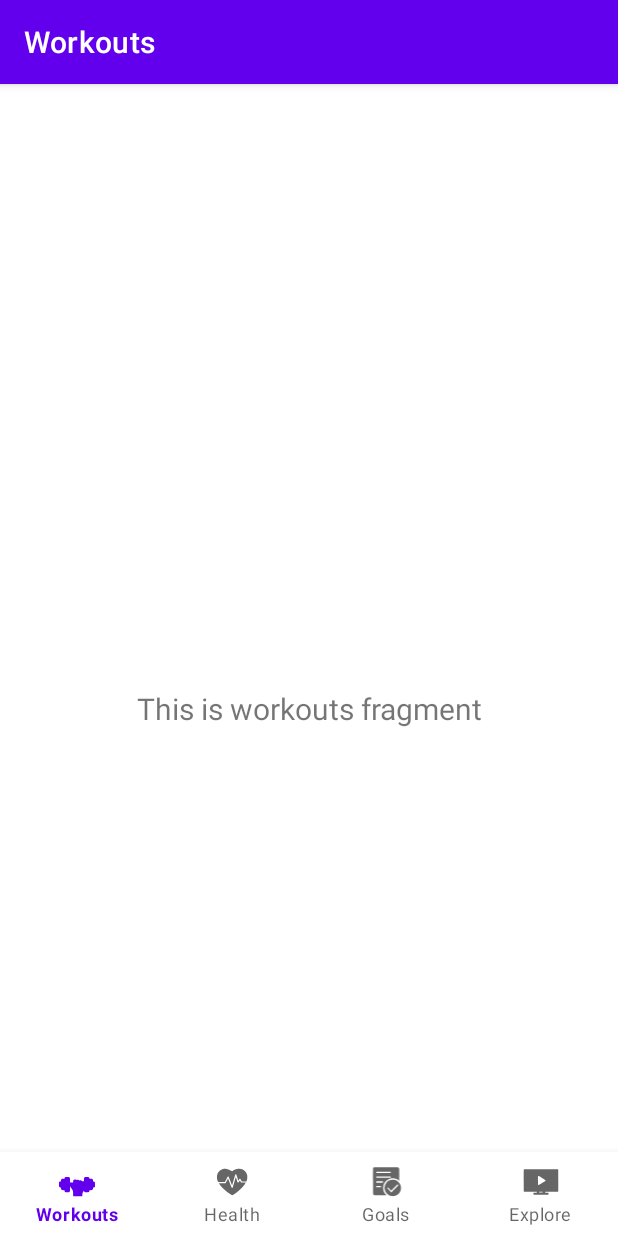
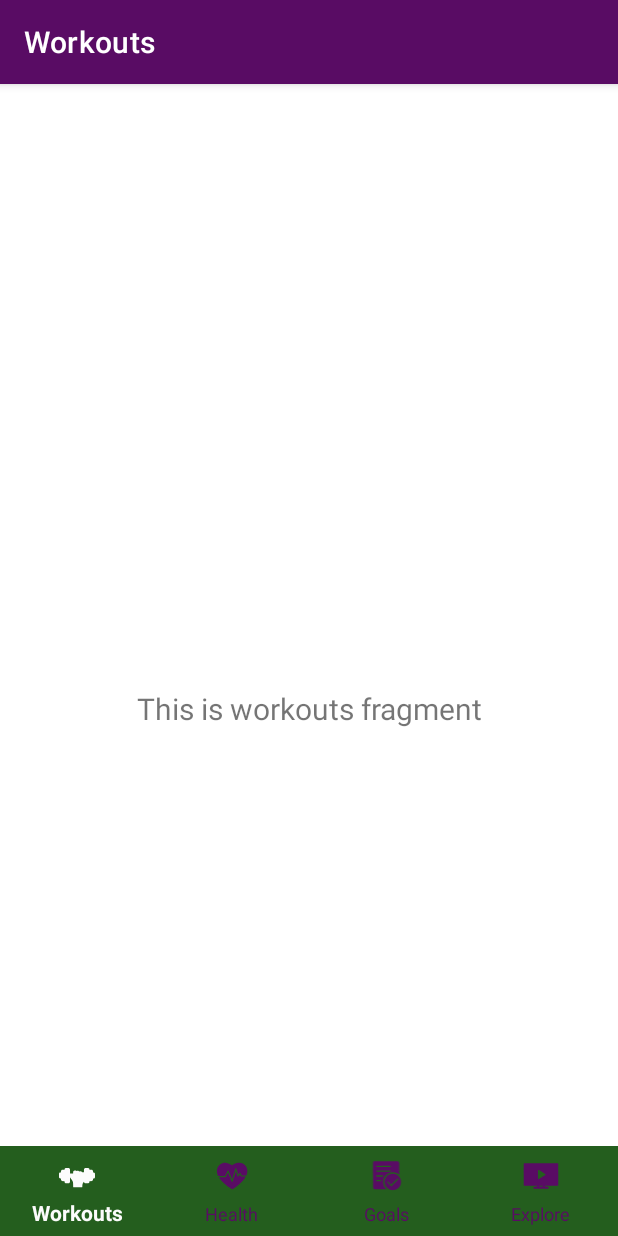
Before and after one commit to shastye/FitStir, an Android app: the screen it shows after launch (MainActivity), on a phone screen of 412 x 824 dp. Run offline under Robolectric (Android 15) with nearby library versions, the phone set to English and light mode, and no system bars; our stand-ins replace navigation-ui.

Commit message:
Updated theme to match prototype

```diff
--- a/app/src/main/AndroidManifest.xml
+++ b/app/src/main/AndroidManifest.xml
@@ -11,7 +11,7 @@
         android:label="@string/app_name"
         android:roundIcon="@mipmap/ic_launcher_round"
         android:supportsRtl="true"
-        android:theme="@style/Theme.FitStir"
+        android:theme="@style/Theme1"
         tools:targetApi="31">
         <activity
             android:name=".MainActivity"
--- /dev/null
+++ b/app/src/main/res/color/bnv_ripple.xml
@@ -0,0 +1,10 @@
+<?xml version="1.0" encoding="utf-8"?>
+<selector xmlns:android="http://schemas.android.com/apk/res/android">
+
+    <item android:alpha="0.24" android:color="?attr/colorOnSecondary" android:state_pressed="true"/>
+    <item android:alpha="0.40" android:color="?attr/colorOnSecondary" android:state_focused="true" android:state_hovered="true"/>
+    <item android:alpha="0.32" android:color="?attr/colorOnSecondary" android:state_focused="true"/>
+    <item android:alpha="0.16" android:color="?attr/colorOnSecondary" android:state_hovered="true"/>
+    <item android:alpha="0.08" android:color="?attr/colorOnSecondary"/>
+
+</selector>
--- /dev/null
+++ b/app/src/main/res/color/bnv_tint.xml
@@ -0,0 +1,5 @@
+<?xml version="1.0" encoding="utf-8"?>
+<selector xmlns:android="http://schemas.android.com/apk/res/android">
+    <item android:alpha="1.0" android:color="?attr/colorOnSecondary" android:state_checked="true" />
+    <item android:alpha="1.0" android:color="?attr/colorPrimary" />
+</selector>
--- a/app/src/main/res/layout/activity_main.xml
+++ b/app/src/main/res/layout/activity_main.xml
@@ -9,7 +9,7 @@
     <com.google.android.material.bottomnavigation.BottomNavigationView
         android:id="@+id/nav_view"
         android:layout_width="0dp"
-        android:layout_height="wrap_content"
+        android:layout_height="60dp"
         android:layout_marginStart="0dp"
         android:layout_marginEnd="0dp"
         android:background="?android:attr/windowBackground"
--- a/app/src/main/res/values-night/themes.xml
+++ b/app/src/main/res/values-night/themes.xml
@@ -1,16 +1,16 @@
 <resources xmlns:tools="http://schemas.android.com/tools">
     <!-- Base application theme. -->
-    <style name="Theme.FitStir" parent="Theme.MaterialComponents.DayNight.DarkActionBar">
+    <style name="Theme1" parent="Theme.MaterialComponents.DayNight.DarkActionBar">
         <!-- Primary brand color. -->
-        <item name="colorPrimary">@color/purple_200</item>
-        <item name="colorPrimaryVariant">@color/purple_700</item>
+        <item name="colorPrimary">@color/fuchsia</item>
+        <item name="colorPrimaryVariant">@color/magenta</item>
         <item name="colorOnPrimary">@color/black</item>
         <!-- Secondary brand color. -->
-        <item name="colorSecondary">@color/teal_200</item>
-        <item name="colorSecondaryVariant">@color/teal_200</item>
+        <item name="colorSecondary">@color/lime</item>
+        <item name="colorSecondaryVariant">@color/lime</item>
         <item name="colorOnSecondary">@color/black</item>
         <!-- Status bar color. -->
-        <item name="android:statusBarColor" tools:targetApi="l">?attr/colorPrimaryVariant</item>
+        <item name="android:statusBarColor" >?attr/colorPrimaryVariant</item>
         <!-- Customize your theme here. -->
     </style>
 </resources>
--- a/app/src/main/res/values/themes.xml
+++ b/app/src/main/res/values/themes.xml
@@ -1,16 +1,51 @@
 <resources xmlns:tools="http://schemas.android.com/tools">
+    <!-- Change Bottom Navigation to match secondary theme colors -->
+    <style name="BottomNavigation">
+        <item name="backgroundTint">?attr/colorSecondary</item>
+        <item name="elevation">@null</item>
+        <item name="itemTextAppearanceInactive">@color/bnv_tint</item>
+        <item name="itemTextAppearanceActive">@color/bnv_tint</item>
+        <item name="itemIconTint">@color/bnv_tint</item>
+        <item name="itemTextColor">@color/bnv_tint</item>
+        <item name="enforceTextAppearance">true</item>
+        <item name="enforceMaterialTheme">true</item>
+        <item name="labelVisibilityMode">labeled</item>
+        <item name="itemRippleColor">@color/bnv_ripple</item>
+    </style>
+
     <!-- Base application theme. -->
-    <style name="Theme.FitStir" parent="Theme.MaterialComponents.DayNight.DarkActionBar">
+    <style name="Theme1" parent="Theme.MaterialComponents.DayNight.DarkActionBar">
         <!-- Primary brand color. -->
-        <item name="colorPrimary">@color/purple_500</item>
+        <item name="colorPrimary">@color/magenta</item>
+        <item name="colorPrimaryVariant">@color/fuchsia</item>
+        <item name="colorOnPrimary">@color/off_white</item>
+        <!-- Secondary brand color. -->
+        <item name="colorSecondary">@color/forest</item>
+        <item name="colorSecondaryVariant">@color/lime</item>
+        <item name="colorOnSecondary">@color/off_white</item>
+        <!-- Status bar color. -->
+        <item name="android:statusBarColor">?attr/colorPrimary</item>
+        <!-- Custom Bottom Navigation theme. -->
+        <item name="bottomNavigationStyle">@style/BottomNavigation</item>
+        <item name="android:navigationBarColor">?attr/colorSecondary</item>
+        <!-- Customize your theme here. -->
+    </style>
+
+    <!-- Secondary application theme. -->
+    <style name="Theme2" parent="Theme.MaterialComponents.DayNight.DarkActionBar">
+        <!-- Primary brand color. -->
+        <item name="colorPrimary">@color/black</item>
         <item name="colorPrimaryVariant">@color/purple_700</item>
-        <item name="colorOnPrimary">@color/white</item>
+        <item name="colorOnPrimary">@color/black</item>
         <!-- Secondary brand color. -->
-        <item name="colorSecondary">@color/teal_200</item>
-        <item name="colorSecondaryVariant">@color/teal_700</item>
-        <item name="colorOnSecondary">@color/black</item>
+        <item name="colorSecondary">@color/purple_200</item>
+        <item name="colorSecondaryVariant">@color/teal_200</item>
+        <item name="colorOnSecondary">@color/white</item>
         <!-- Status bar color. -->
-        <item name="android:statusBarColor" tools:targetApi="l">?attr/colorPrimaryVariant</item>
+        <item name="android:statusBarColor">?attr/colorPrimary</item>
+        <!-- Custom Bottom Navigation theme. -->
+        <item name="bottomNavigationStyle">@style/BottomNavigation</item>
+        <item name="android:navigationBarColor">?attr/colorSecondary</item>
         <!-- Customize your theme here. -->
     </style>
 </resources>
```
